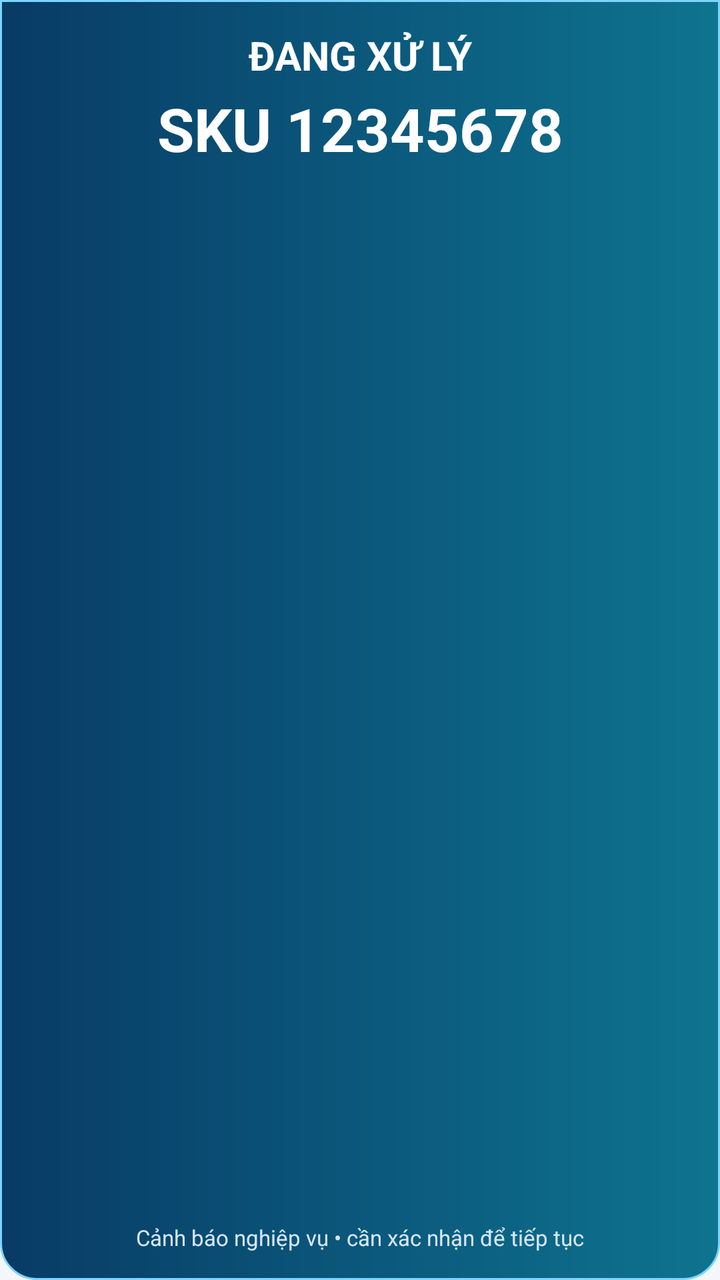
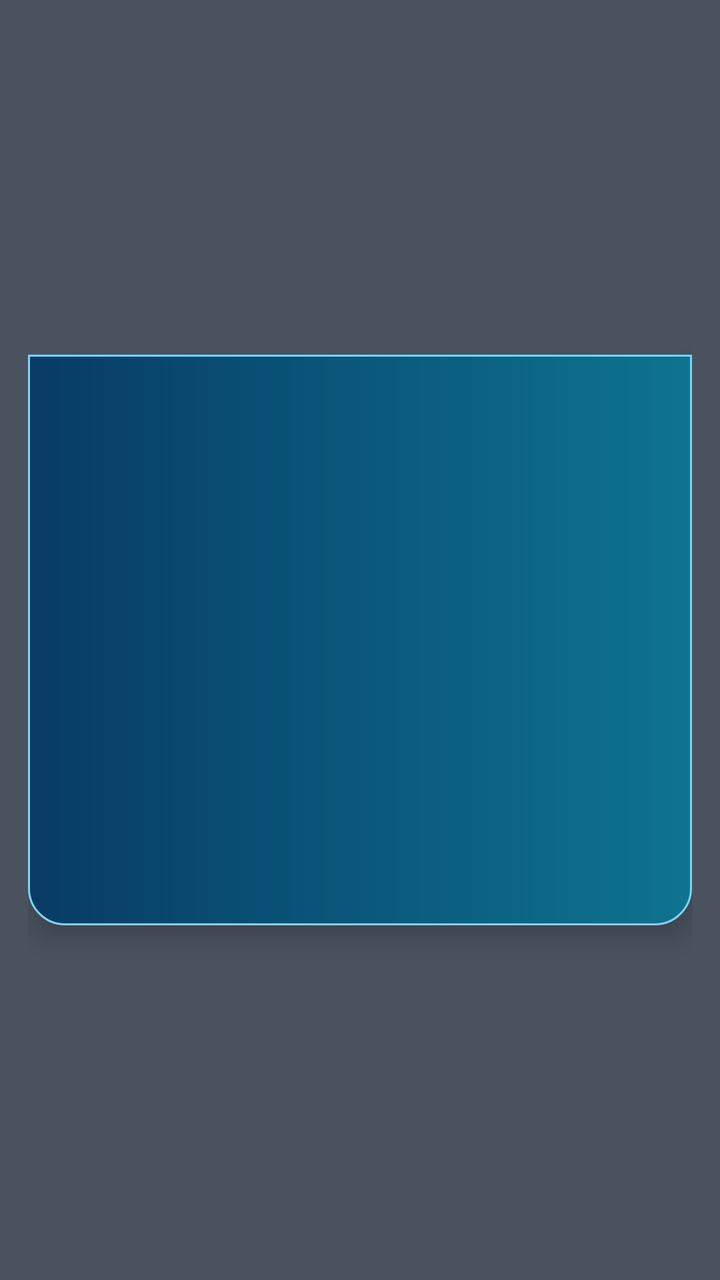

Compare the two renders of this Android layout. The source of the first and the diff that turns it into the second are given below.
<!-- AndroidManifest.xml: application theme AppTheme -->
<!-- res/layout/overlay_alert.xml -->
<?xml version="1.0" encoding="utf-8"?>
<LinearLayout xmlns:android="http://schemas.android.com/apk/res/android"
    android:id="@+id/overlayRoot"
    android:layout_width="match_parent"
    android:layout_height="match_parent"
    android:background="@drawable/bg_overlay_info"
    android:gravity="center_horizontal"
    android:orientation="vertical"
    android:paddingStart="18dp"
    android:paddingEnd="18dp"
    android:paddingTop="14dp"
    android:paddingBottom="14dp">

    <TextView
        android:id="@+id/tvOverlayStatus"
        android:layout_width="match_parent"
        android:layout_height="wrap_content"
        android:gravity="center"
        android:text="ĐANG XỬ LÝ"
        android:textColor="@color/white"
        android:textSize="20sp"
        android:textStyle="bold" />

    <TextView
        android:id="@+id/tvOverlaySku"
        android:layout_width="match_parent"
        android:layout_height="wrap_content"
        android:layout_marginTop="3dp"
        android:gravity="center"
        android:text="SKU 12345678"
        android:textColor="@color/white"
        android:textSize="30sp"
        android:textStyle="bold" />

    <TextView
        android:id="@+id/tvOverlayProduct"
        android:layout_width="match_parent"
        android:layout_height="wrap_content"
        android:layout_marginTop="3dp"
        android:ellipsize="end"
        android:gravity="center"
        android:maxLines="2"
        android:textColor="#EFF8FF"
        android:textSize="16sp" />

    <TextView
        android:id="@+id/tvOverlayMessage"
        android:layout_width="match_parent"
        android:layout_height="0dp"
        android:layout_marginTop="6dp"
        android:layout_weight="1"
        android:gravity="center"
        android:textColor="@color/white"
        android:textSize="18sp"
        android:textStyle="bold" />

    <Button
        android:id="@+id/btnOverlayAck"
        android:layout_width="match_parent"
        android:layout_height="54dp"
        android:background="@drawable/bg_button_success"
        android:text="XÁC NHẬN"
        android:textColor="@color/white"
        android:textSize="16sp"
        android:textStyle="bold"
        android:visibility="gone" />

    <TextView
        android:id="@+id/tvOverlayDismissHint"
        android:layout_width="match_parent"
        android:layout_height="wrap_content"
        android:layout_marginTop="5dp"
        android:gravity="center"
        android:text="Cảnh báo nghiệp vụ • cần xác nhận để tiếp tục"
        android:textColor="#D5E7F5"
        android:textSize="11sp" />
</LinearLayout>
<!-- resources referenced by this layout -->
<resources>
  <color name="white">#FFFFFF</color>
  <!-- drawable bg_button_success (drawable) -->
  <?xml version="1.0" encoding="utf-8"?>
  <shape xmlns:android="http://schemas.android.com/apk/res/android" android:shape="rectangle">
      <solid android:color="@color/green_600" />
      <corners android:radius="12dp" />
      <padding android:left="16dp" android:top="12dp" android:right="16dp" android:bottom="12dp" />
  </shape>
  <!-- drawable bg_overlay_info (drawable) -->
  <?xml version="1.0" encoding="utf-8"?>
  <shape xmlns:android="http://schemas.android.com/apk/res/android" android:shape="rectangle">
      <gradient android:angle="0" android:startColor="#083B66" android:endColor="#0E7490" />
      <corners android:bottomLeftRadius="18dp" android:bottomRightRadius="18dp" />
      <stroke android:width="1dp" android:color="#7DD3FC" />
  </shape>
  <color name="green_600">#118D57</color>
  <style name="Widget.BaoHang.Button" parent="@android:style/Widget.Material.Button">
          <item name="android:minHeight">48dp</item>
          <item name="android:textSize">14sp</item>
          <item name="android:textColor">@color/navy_900</item>
          <item name="android:textAllCaps">false</item>
          <item name="android:fontFamily">sans-serif-medium</item>
          <item name="android:background">@drawable/bg_button_secondary</item>
          <item name="android:paddingLeft">14dp</item>
          <item name="android:paddingRight">14dp</item>
          <item name="android:stateListAnimator">@null</item>
      </style>
  <style name="Widget.BaoHang.EditText" parent="@android:style/Widget.Material.EditText">
          <item name="android:minHeight">50dp</item>
          <item name="android:textSize">15sp</item>
          <item name="android:textColor">@color/text_primary</item>
          <item name="android:textColorHint">@color/text_secondary</item>
          <item name="android:background">@drawable/bg_input</item>
          <item name="android:paddingLeft">14dp</item>
          <item name="android:paddingRight">14dp</item>
          <item name="android:paddingTop">10dp</item>
          <item name="android:paddingBottom">10dp</item>
      </style>
  <color name="blue_600">#1D63D4</color>
  <color name="navy_900">#082A4A</color>
  <color name="surface">#F4F7FA</color>
  <!-- drawable bg_button_secondary (drawable) -->
  <?xml version="1.0" encoding="utf-8"?>
  <shape xmlns:android="http://schemas.android.com/apk/res/android" android:shape="rectangle">
      <solid android:color="@color/surface_card" />
      <corners android:radius="10dp" />
      <stroke android:width="1dp" android:color="@color/border_strong" />
      <padding android:left="16dp" android:top="12dp" android:right="16dp" android:bottom="12dp" />
  </shape>
  <color name="text_primary">#172334</color>
  <color name="text_secondary">#607184</color>
  <!-- drawable bg_input (drawable) -->
  <?xml version="1.0" encoding="utf-8"?>
  <shape xmlns:android="http://schemas.android.com/apk/res/android" android:shape="rectangle">
      <solid android:color="@color/surface_card" />
      <corners android:radius="10dp" />
      <stroke android:width="1dp" android:color="@color/border_strong" />
      <padding android:left="12dp" android:top="11dp" android:right="12dp" android:bottom="11dp" />
  </shape>
  <color name="surface_card">#FFFFFF</color>
  <color name="border_strong">#B8C5D1</color>
  <!-- unchanged entries left out for length: 1 -->
</resources>

<!-- the commit's change to res/layout/overlay_alert.xml (unified diff, before → after) -->
@@ -1,77 +1,53 @@
 <?xml version="1.0" encoding="utf-8"?>
-<LinearLayout xmlns:android="http://schemas.android.com/apk/res/android"
+<FrameLayout xmlns:android="http://schemas.android.com/apk/res/android"
     android:id="@+id/overlayRoot"
     android:layout_width="match_parent"
     android:layout_height="match_parent"
-    android:background="@drawable/bg_overlay_info"
-    android:gravity="center_horizontal"
-    android:orientation="vertical"
-    android:paddingStart="18dp"
-    android:paddingEnd="18dp"
-    android:paddingTop="14dp"
-    android:paddingBottom="14dp">
-
-    <TextView
-        android:id="@+id/tvOverlayStatus"
+    android:background="#B8081223"
+    android:paddingStart="14dp"
+    android:paddingEnd="14dp"
+    android:paddingTop="16dp"
+    android:paddingBottom="16dp">
+    <LinearLayout
+        android:id="@+id/overlayCard"
         android:layout_width="match_parent"
         android:layout_height="wrap_content"
-        android:gravity="center"
-        android:text="ĐANG XỬ LÝ"
-        android:textColor="@color/white"
-        android:textSize="20sp"
-        android:textStyle="bold" />
-
-    <TextView
-        android:id="@+id/tvOverlaySku"
-        android:layout_width="match_parent"
-        android:layout_height="wrap_content"
-        android:layout_marginTop="3dp"
-        android:gravity="center"
-        android:text="SKU 12345678"
-        android:textColor="@color/white"
-        android:textSize="30sp"
-        android:textStyle="bold" />
-
-    <TextView
-        android:id="@+id/tvOverlayProduct"
-        android:layout_width="match_parent"
-        android:layout_height="wrap_content"
-        android:layout_marginTop="3dp"
-        android:ellipsize="end"
-        android:gravity="center"
-        android:maxLines="2"
-        android:textColor="#EFF8FF"
-        android:textSize="16sp" />
-
-    <TextView
-        android:id="@+id/tvOverlayMessage"
-        android:layout_width="match_parent"
-        android:layout_height="0dp"
-        android:layout_marginTop="6dp"
-        android:layout_weight="1"
-        android:gravity="center"
-        android:textColor="@color/white"
-        android:textSize="18sp"
-        android:textStyle="bold" />
-
-    <Button
-        android:id="@+id/btnOverlayAck"
-        android:layout_width="match_parent"
-        android:layout_height="54dp"
-        android:background="@drawable/bg_button_success"
-        android:text="XÁC NHẬN"
-        android:textColor="@color/white"
-        android:textSize="16sp"
-        android:textStyle="bold"
-        android:visibility="gone" />
-
-    <TextView
-        android:id="@+id/tvOverlayDismissHint"
-        android:layout_width="match_parent"
-        android:layout_height="wrap_content"
-        android:layout_marginTop="5dp"
-        android:gravity="center"
-        android:text="Cảnh báo nghiệp vụ • cần xác nhận để tiếp tục"
-        android:textColor="#D5E7F5"
-        android:textSize="11sp" />
-</LinearLayout>
+        android:layout_gravity="center"
+        android:background="@drawable/bg_overlay_info"
+        android:elevation="8dp"
+        android:orientation="vertical"
+        android:padding="18dp">
+        <TextView android:id="@+id/tvOverlayStatus"
+            android:layout_width="match_parent" android:layout_height="wrap_content"
+            android:gravity="center" android:textColor="@color/white"
+            android:textSize="20sp" android:textStyle="bold" android:includeFontPadding="false" />
+        <TextView android:id="@+id/tvOverlaySku"
+            android:layout_width="match_parent" android:layout_height="wrap_content"
+            android:layout_marginTop="6dp" android:gravity="center"
+            android:textColor="@color/white" android:textSize="27sp"
+            android:textStyle="bold" android:includeFontPadding="false" />
+        <TextView android:id="@+id/tvOverlayProduct"
+            android:layout_width="match_parent" android:layout_height="wrap_content"
+            android:layout_marginTop="5dp" android:gravity="center"
+            android:ellipsize="end" android:maxLines="3"
+            android:textColor="#EFF8FF" android:textSize="15sp" />
+        <ScrollView android:id="@+id/overlayMessageScroll"
+            android:layout_width="match_parent" android:layout_height="128dp"
+            android:layout_marginTop="12dp" android:fillViewport="true">
+            <TextView android:id="@+id/tvOverlayMessage"
+                android:layout_width="match_parent" android:layout_height="wrap_content"
+                android:gravity="center" android:textColor="@color/white"
+                android:textSize="16sp" android:lineSpacingExtra="3dp"/>
+        </ScrollView>
+        <Button android:id="@+id/btnOverlayAck"
+            android:layout_width="match_parent" android:layout_height="52dp"
+            android:layout_marginTop="14dp" android:background="@drawable/bg_button_success"
+            android:text="ĐÃ HIỂU" android:textColor="@color/white"
+            android:textSize="16sp" android:textStyle="bold"
+            android:includeFontPadding="false" android:visibility="gone" />
+        <TextView android:id="@+id/tvOverlayDismissHint"
+            android:layout_width="match_parent" android:layout_height="wrap_content"
+            android:layout_marginTop="8dp" android:gravity="center"
+            android:textColor="#D5E7F5" android:textSize="11sp"/>
+    </LinearLayout>
+</FrameLayout>
